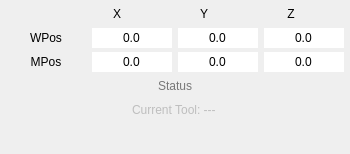
octronic-uk/Candle, file View/StateForm.ui: the form before one commit.
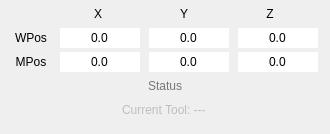
The form after the commit.

The edit to the form file:
```diff
--- a/View/StateForm.ui
+++ b/View/StateForm.ui
@@ -9,8 +9,8 @@
    <rect>
     <x>0</x>
     <y>0</y>
-    <width>350</width>
-    <height>154</height>
+    <width>330</width>
+    <height>134</height>
    </rect>
   </property>
   <property name="sizePolicy">
@@ -43,11 +43,20 @@
    </property>
    <item>
     <layout class="QVBoxLayout" name="verticalLayout">
+     <property name="spacing">
+      <number>4</number>
+     </property>
      <property name="sizeConstraint">
       <enum>QLayout::SetMinimumSize</enum>
      </property>
      <item>
-      <layout class="QHBoxLayout" name="horizontalLayout" stretch="1,1,1,1">
+      <layout class="QHBoxLayout" name="horizontalLayout" stretch="0,1,1,1">
+       <property name="spacing">
+        <number>2</number>
+       </property>
+       <property name="sizeConstraint">
+        <enum>QLayout::SetMinimumSize</enum>
+       </property>
        <item>
         <spacer name="horizontalSpacer">
          <property name="orientation">
@@ -58,7 +67,7 @@
          </property>
          <property name="sizeHint" stdset="0">
           <size>
-           <width>60</width>
+           <width>40</width>
            <height>20</height>
           </size>
          </property>
@@ -169,7 +178,13 @@
       </layout>
      </item>
      <item>
-      <layout class="QHBoxLayout" name="horizontalLayout_2" stretch="1,1,1,1">
+      <layout class="QHBoxLayout" name="horizontalLayout_2" stretch="0,1,1,1">
+       <property name="spacing">
+        <number>2</number>
+       </property>
+       <property name="sizeConstraint">
+        <enum>QLayout::SetMinimumSize</enum>
+       </property>
        <item>
         <widget class="QLabel" name="wLabel">
          <property name="sizePolicy">
@@ -180,13 +195,13 @@
          </property>
          <property name="minimumSize">
           <size>
-           <width>80</width>
+           <width>40</width>
            <height>0</height>
           </size>
          </property>
          <property name="maximumSize">
           <size>
-           <width>60</width>
+           <width>40</width>
            <height>16777215</height>
           </size>
          </property>
@@ -348,7 +363,16 @@
       </layout>
      </item>
      <item>
-      <layout class="QHBoxLayout" name="horizontalLayout_3" stretch="1,1,1,1">
+      <layout class="QHBoxLayout" name="horizontalLayout_3" stretch="0,1,1,1">
+       <property name="spacing">
+        <number>2</number>
+       </property>
+       <property name="sizeConstraint">
+        <enum>QLayout::SetMinimumSize</enum>
+       </property>
+       <property name="bottomMargin">
+        <number>0</number>
+       </property>
        <item>
         <widget class="QLabel" name="mLabel">
          <property name="sizePolicy">
@@ -359,13 +383,13 @@
          </property>
          <property name="minimumSize">
           <size>
-           <width>80</width>
+           <width>40</width>
            <height>0</height>
           </size>
          </property>
          <property name="maximumSize">
           <size>
-           <width>60</width>
+           <width>40</width>
            <height>16777215</height>
           </size>
          </property>
```
Left out of the diff: 4 changed lines with no effect on the pictures.
